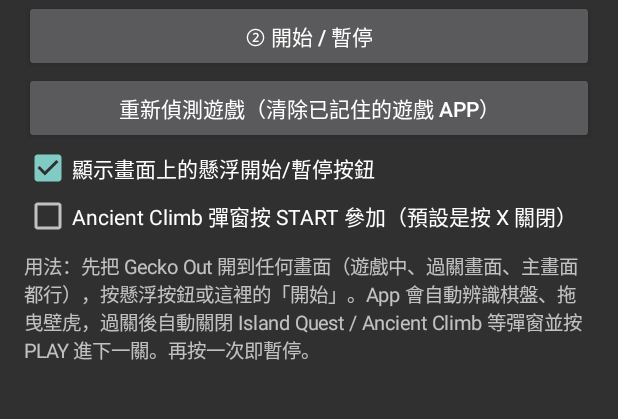
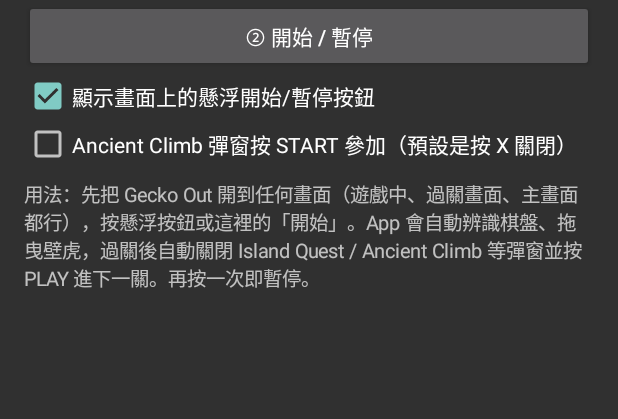
Before and after one commit to s124964743-glitch/gecko-out-bot, an Android app: the screen it shows after launch (MainActivity), on a phone screen of 412 x 824 dp, the part 228-647 px from its top. Run offline under Robolectric (Android 15) with nearby library versions, the phone set to English and light mode, and no system bars; libraries missing offline, so code that uses them is left out: com.chaquo.python.

```diff
--- a/app/src/main/java/app/geckobot/MainActivity.kt
+++ b/app/src/main/java/app/geckobot/MainActivity.kt
@@ -50,13 +50,6 @@ class MainActivity : Activity() {
         }
         root.addView(toggle)
 
-        root.addView(Button(this).apply {
-            text = "重新偵測遊戲（清除已記住的遊戲 App）"
-            setOnClickListener {
-                Prefs.setGamePkg(this@MainActivity, null)
-                toast("已清除；下次在遊戲裡按開始時會重新記住")
-            }
-        })
         root.addView(CheckBox(this).apply {
             text = "顯示畫面上的懸浮開始/暫停按鈕"
             isChecked = Prefs.overlay(this@MainActivity)
```
Also changed, not shown: app/src/main/java/app/geckobot/GeckoService.kt (+8 -9 lines).
